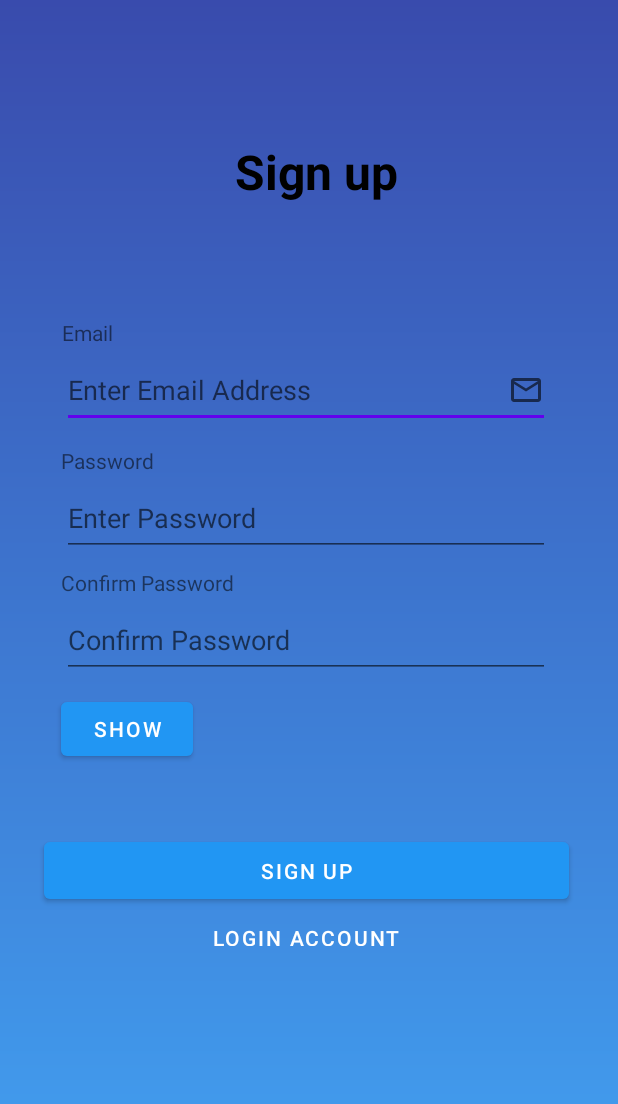
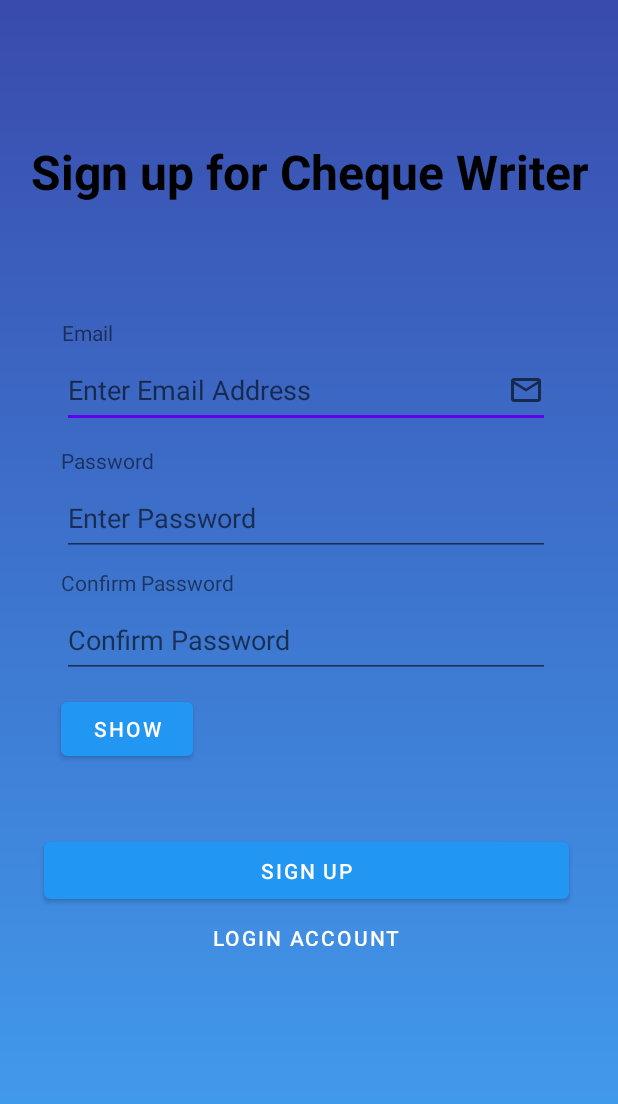
Before and after one commit to BoJoNVi/ChequeWriterApp, an Android app: the SignupActivity screen opened directly, with no data from a screen before it, on a phone screen of 412 x 824 dp. Shown: the top 1104 px of the screen. Run offline under Robolectric (Android 15) with nearby library versions, the phone set to English and light mode, and no system bars; our stand-ins replace Firebase (no records; nobody signed in at launch, a user with empty details on screens opened directly).

Commit message:
Fixed layout with wrap_content and match_parent

```diff
--- a/app/src/main/res/layout-land/activity_signup.xml
+++ b/app/src/main/res/layout-land/activity_signup.xml
@@ -9,26 +9,27 @@
 
     <ImageView
         android:id="@+id/gradientBgSignup"
-        android:layout_width="902dp"
-        android:layout_height="414dp"
+        android:layout_width="873dp"
+        android:layout_height="413dp"
         android:layout_weight="1"
         android:background="@drawable/background_gradient"
         android:contentDescription="Background Gradient"
         android:forceDarkAllowed="false"
         app:layout_constraintBottom_toBottomOf="parent"
         app:layout_constraintEnd_toEndOf="parent"
+        app:layout_constraintHorizontal_bias="0.6"
         app:layout_constraintStart_toStartOf="parent"
         app:layout_constraintTop_toTopOf="parent"
-        app:layout_constraintVertical_bias="0.51"
+        app:layout_constraintVertical_bias="1.0"
         tools:ignore="HardcodedText"
         tools:targetApi="Q" />
 
     <EditText
         android:id="@+id/emailAddressSignUpField"
-        android:layout_width="325dp"
+        android:layout_width="wrap_content"
         android:layout_height="50dp"
-        android:layout_marginTop="8dp"
-        android:layout_marginEnd="192dp"
+        android:layout_marginTop="10dp"
+        android:layout_marginEnd="316dp"
         android:drawableEnd="@drawable/ic_email"
         android:drawablePadding="20dp"
         android:ems="10"
@@ -40,26 +41,103 @@
         app:layout_constraintEnd_toEndOf="parent"
         app:layout_constraintTop_toBottomOf="@+id/signUpAccountTextLabel" />
 
+    <EditText
+        android:id="@+id/passwordFieldConfirmSignUp"
+        android:layout_width="wrap_content"
+        android:layout_height="50dp"
+        android:layout_marginTop="16dp"
+        android:layout_marginEnd="316dp"
+        android:ems="10"
+        android:hint="@string/confirmPasswordText"
+        android:importantForAutofill="no"
+        android:inputType="textPassword"
+        android:textColor="@color/black"
+        app:layout_constraintEnd_toEndOf="parent"
+        app:layout_constraintTop_toBottomOf="@+id/passwordFieldSignUp" />
+
     <TextView
         android:id="@+id/emailLabelSignUp"
-        android:layout_width="49dp"
-        android:layout_height="18dp"
-        android:layout_marginTop="112dp"
+        android:layout_width="wrap_content"
+        android:layout_height="wrap_content"
+        android:layout_marginTop="24dp"
         android:layout_marginEnd="20dp"
         android:maxLines="1"
         android:text="@string/email"
         android:textAlignment="textEnd"
         app:layout_constraintEnd_toStartOf="@+id/emailAddressSignUpField"
-        app:layout_constraintHorizontal_bias="0.992"
+        app:layout_constraintHorizontal_bias="0.984"
         app:layout_constraintStart_toStartOf="parent"
-        app:layout_constraintTop_toTopOf="parent" />
+        app:layout_constraintTop_toBottomOf="@+id/signUpAccountTextLabel" />
+
+    <TextView
+        android:id="@+id/passwordLabelSignUp3"
+        android:layout_width="wrap_content"
+        android:layout_height="wrap_content"
+        android:layout_marginTop="28dp"
+        android:layout_marginEnd="24dp"
+        android:text="@string/confirmPasswordText"
+        android:textAlignment="textEnd"
+        app:layout_constraintBottom_toBottomOf="parent"
+        app:layout_constraintEnd_toStartOf="@+id/passwordFieldConfirmSignUp"
+        app:layout_constraintHorizontal_bias="0.994"
+        app:layout_constraintStart_toStartOf="parent"
+        app:layout_constraintTop_toBottomOf="@+id/passwordLabelSignUp"
+        app:layout_constraintVertical_bias="0.075" />
+
+    <TextView
+        android:id="@+id/passwordLabelSignUp"
+        android:layout_width="wrap_content"
+        android:layout_height="wrap_content"
+        android:layout_marginTop="60dp"
+        android:layout_marginEnd="20dp"
+        android:text="@string/passwordText"
+        android:textAlignment="textEnd"
+        app:layout_constraintEnd_toStartOf="@+id/passwordFieldSignUp"
+        app:layout_constraintHorizontal_bias="0.966"
+        app:layout_constraintStart_toStartOf="parent"
+        app:layout_constraintTop_toBottomOf="@+id/emailLabelSignUp" />
+
+    <Button
+        android:id="@+id/showHideSignupButton"
+        android:layout_width="81dp"
+        android:layout_height="52dp"
+        android:layout_marginTop="5dp"
+        android:layout_marginEnd="232dp"
+        android:text="@string/show"
+        app:layout_constraintBottom_toBottomOf="parent"
+        app:layout_constraintEnd_toEndOf="parent"
+        app:layout_constraintTop_toTopOf="parent"
+        app:layout_constraintVertical_bias="0.491" />
+
+    <Button
+        android:id="@+id/signUpAccountButtonTrigger"
+        android:layout_width="match_parent"
+        android:layout_height="50dp"
+        android:layout_marginTop="8dp"
+        android:text="@string/signUpText"
+        app:layout_constraintEnd_toEndOf="parent"
+        app:layout_constraintHorizontal_bias="0.501"
+        app:layout_constraintStart_toStartOf="parent"
+        app:layout_constraintTop_toBottomOf="@+id/passwordFieldConfirmSignUp" />
+
+    <Button
+        android:id="@+id/loginActivityButton"
+        android:layout_width="match_parent"
+        android:layout_height="36dp"
+        android:layout_marginTop="8dp"
+        android:background="@android:color/transparent"
+        android:text="@string/loginAccountText"
+        app:layout_constraintBottom_toBottomOf="parent"
+        app:layout_constraintEnd_toEndOf="parent"
+        app:layout_constraintStart_toStartOf="parent"
+        app:layout_constraintTop_toBottomOf="@+id/signUpAccountButtonTrigger"
+        app:layout_constraintVertical_bias="0.0" />
 
     <EditText
         android:id="@+id/passwordFieldSignUp"
-        android:layout_width="325dp"
+        android:layout_width="wrap_content"
         android:layout_height="50dp"
         android:layout_marginTop="24dp"
-        android:layout_marginEnd="8dp"
         android:ems="10"
         android:hint="@string/enterPasswordText"
         android:importantForAutofill="no"
@@ -68,93 +146,20 @@
         app:layout_constraintEnd_toStartOf="@+id/showHideSignupButton"
         app:layout_constraintTop_toBottomOf="@+id/emailAddressSignUpField" />
 
-    <EditText
-        android:id="@+id/passwordFieldConfirmSignUp"
-        android:layout_width="325dp"
-        android:layout_height="50dp"
-        android:layout_marginTop="8dp"
-        android:layout_marginEnd="8dp"
-        android:ems="10"
-        android:hint="@string/confirmPasswordText"
-        android:importantForAutofill="no"
-        android:inputType="textPassword"
-        android:textColor="@color/black"
-        app:layout_constraintEnd_toStartOf="@+id/showHideSignupButton"
-        app:layout_constraintTop_toBottomOf="@+id/passwordFieldSignUp" />
-
-    <TextView
-        android:id="@+id/passwordLabelSignUp"
-        android:layout_width="64dp"
-        android:layout_height="21dp"
-        android:layout_marginTop="52dp"
-        android:layout_marginEnd="20dp"
-        android:text="@string/passwordText"
-        android:textAlignment="textEnd"
-        app:layout_constraintEnd_toStartOf="@+id/passwordFieldSignUp"
-        app:layout_constraintHorizontal_bias="0.983"
-        app:layout_constraintStart_toStartOf="parent"
-        app:layout_constraintTop_toBottomOf="@+id/emailLabelSignUp" />
-
-    <TextView
-        android:id="@+id/passwordLabelSignUp3"
-        android:layout_width="120dp"
-        android:layout_height="22dp"
-        android:layout_marginTop="36dp"
-        android:layout_marginEnd="24dp"
-        android:text="@string/confirmPasswordText"
-        android:textAlignment="textEnd"
-        app:layout_constraintEnd_toStartOf="@+id/passwordFieldConfirmSignUp"
-        app:layout_constraintHorizontal_bias="1.0"
-        app:layout_constraintStart_toStartOf="parent"
-        app:layout_constraintTop_toBottomOf="@+id/passwordLabelSignUp" />
-
     <TextView
         android:id="@+id/signUpAccountTextLabel"
-        android:layout_width="wrap_content"
+        android:layout_width="match_parent"
         android:layout_height="wrap_content"
-        android:layout_marginTop="56dp"
+        android:layout_marginTop="60dp"
         android:maxLines="1"
+        android:gravity="center"
         android:text="@string/sign_up_text_camelCase"
         android:textColor="@color/black"
         android:textSize="32sp"
         android:textStyle="bold"
         app:layout_constraintEnd_toEndOf="parent"
+        app:layout_constraintHorizontal_bias="0.501"
         app:layout_constraintStart_toStartOf="parent"
         app:layout_constraintTop_toTopOf="@+id/gradientBgSignup" />
 
-    <Button
-        android:id="@+id/showHideSignupButton"
-        android:layout_width="85dp"
-        android:layout_height="61dp"
-        android:layout_marginEnd="96dp"
-        android:text="@string/show"
-        app:layout_constraintBottom_toBottomOf="parent"
-        app:layout_constraintEnd_toEndOf="parent"
-        app:layout_constraintTop_toTopOf="parent"
-        app:layout_constraintVertical_bias="0.457" />
-
-    <Button
-        android:id="@+id/signUpAccountButtonTrigger"
-        android:layout_width="423dp"
-        android:layout_height="50dp"
-        android:layout_marginTop="20dp"
-        android:text="@string/signUpText"
-        app:layout_constraintEnd_toEndOf="parent"
-        app:layout_constraintHorizontal_bias="0.501"
-        app:layout_constraintStart_toStartOf="parent"
-        app:layout_constraintTop_toBottomOf="@+id/passwordFieldConfirmSignUp" />
-
-    <Button
-        android:id="@+id/loginActivityButton"
-        android:layout_width="254dp"
-        android:layout_height="36dp"
-        android:layout_marginTop="8dp"
-        android:background="@android:color/transparent"
-        android:text="@string/loginAccountText"
-        app:layout_constraintBottom_toBottomOf="parent"
-        app:layout_constraintEnd_toEndOf="parent"
-        app:layout_constraintStart_toStartOf="parent"
-        app:layout_constraintTop_toBottomOf="@+id/signUpAccountButtonTrigger"
-        app:layout_constraintVertical_bias="0.217" />
-
 </androidx.constraintlayout.widget.ConstraintLayout>
--- a/app/src/main/res/values/strings.xml
+++ b/app/src/main/res/values/strings.xml
@@ -15,7 +15,7 @@
     <string name="action_sign_in">Sign in or register</string>
     <string name="action_sign_in_short">Sign in</string>
     <string name="action_login_short">LOGIN</string>
-    <string name="sign_up_text_camelCase">Sign up</string>
+    <string name="sign_up_text_camelCase">Sign up for Cheque Writer</string>
     <string name="sign_up_text_capitallized">SIGN UP</string>
     <string name="welcome">Welcome !</string>
     <string name="invalid_username">Not a valid username</string>
```
Also changed, not shown: app/src/main/res/layout-land/activity_login.xml (+41 -42 lines), app/src/main/res/layout/activity_dashboard.xml (+6 -7 lines), 2 other files.
